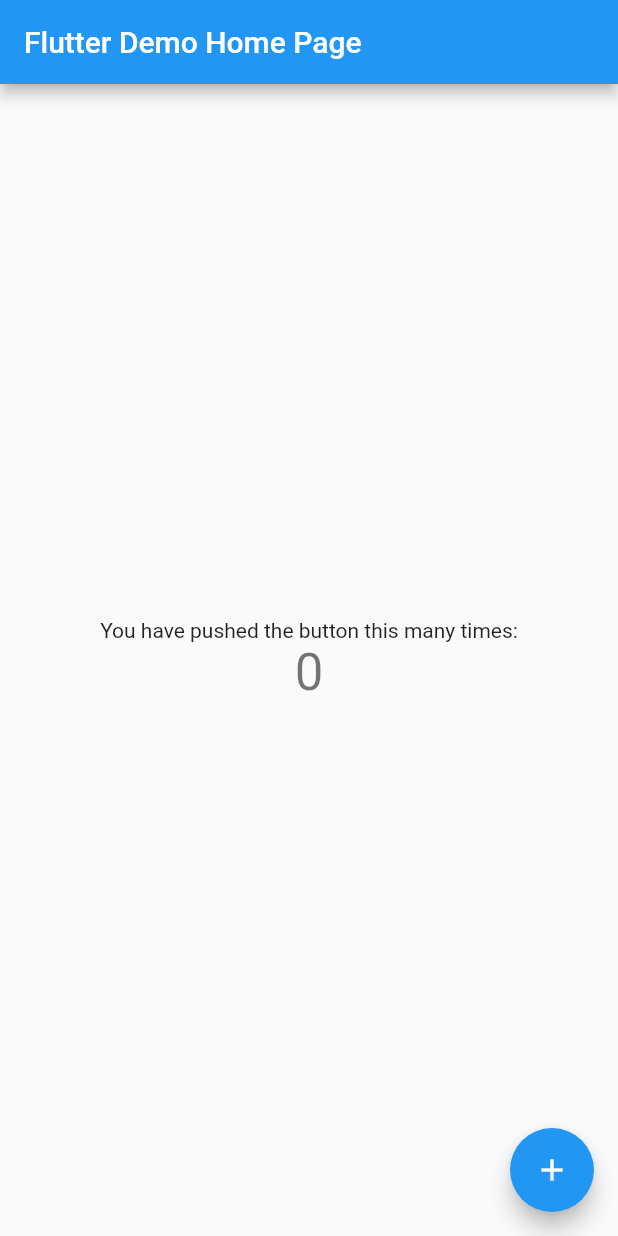
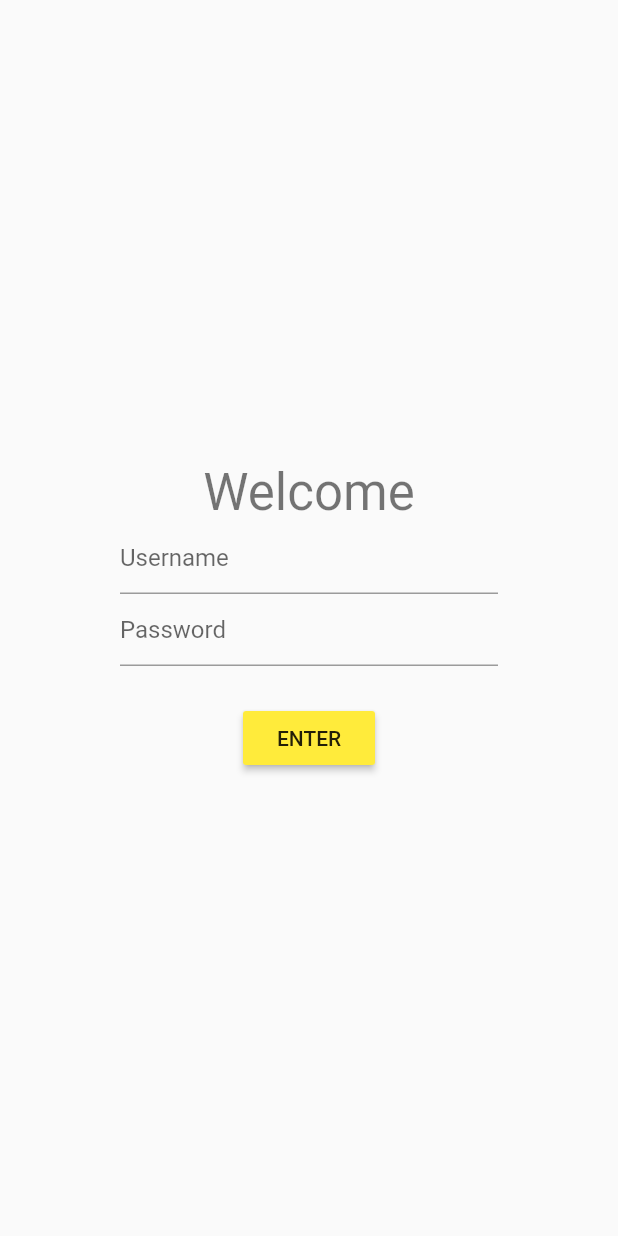
Before and after one commit to JosielFaleiros/cart-provider-app-flutter, a Flutter app: the screen it shows after launch, on a phone screen of 412 x 824 dp. Run offline on Flutter 3.47's test engine with Material 2 defaults, Android fonts, the phone set to English and light mode, and no system bars.

Commit message:
listing items|adding to cart, state management with provider

```diff
--- a/lib/main.dart
+++ b/lib/main.dart
@@ -1,4 +1,11 @@
+import 'package:cart_app/screens/MyCart.dart';
+import 'package:cart_app/screens/MyCatalog.dart';
+import 'package:cart_app/screens/MyLogin.dart';
 import 'package:flutter/material.dart';
+import 'package:provider/provider.dart';
+
+import 'models/CartModel.dart';
+import 'models/CatalogModel.dart';
 
 void main() => runApp(MyApp());
 
@@ -6,106 +13,28 @@ class MyApp extends StatelessWidget {
   // This widget is the root of your application.
   @override
   Widget build(BuildContext context) {
-    return MaterialApp(
-      title: 'Flutter Demo',
-      theme: ThemeData(
-        // This is the theme of your application.
-        //
-        // Try running your application with "flutter run". You'll see the
-        // application has a blue toolbar. Then, without quitting the app, try
-        // changing the primarySwatch below to Colors.green and then invoke
-        // "hot reload" (press "r" in the console where you ran "flutter run",
-        // or simply save your changes to "hot reload" in a Flutter IDE).
-        // Notice that the counter didn't reset back to zero; the application
-        // is not restarted.
-        primarySwatch: Colors.blue,
+    return MultiProvider(
+      providers: [
+        Provider(create: (context) => CatalogModel()),
+        ChangeNotifierProxyProvider<CatalogModel, CartModel>(
+          create: (context) => CartModel(),
+          update: (context, catalog, cart) {
+            print('ChangeNotifierProxyProvider<CatalogModel, CartModel> .update()');
+            cart.catalog = catalog;
+            return cart;
+          },
+        )
+      ],
+      child: MaterialApp(
+        title: 'Cart with provider',
+        theme: ThemeData(),
+        initialRoute: '/',
+        routes: {
+          '/': (context) => MyLogin(),
+          '/catalog': (context) => MyCatalog(),
+          '/cart': (context) => MyCart(),
+        },
       ),
-      home: MyHomePage(title: 'Flutter Demo Home Page'),
     );
   }
 }
-
-class MyHomePage extends StatefulWidget {
-  MyHomePage({Key key, this.title}) : super(key: key);
-
-  // This widget is the home page of your application. It is stateful, meaning
-  // that it has a State object (defined below) that contains fields that affect
-  // how it looks.
-
-  // This class is the configuration for the state. It holds the values (in this
-  // case the title) provided by the parent (in this case the App widget) and
-  // used by the build method of the State. Fields in a Widget subclass are
-  // always marked "final".
-
-  final String title;
-
-  @override
-  _MyHomePageState createState() => _MyHomePageState();
-}
-
-class _MyHomePageState extends State<MyHomePage> {
-  int _counter = 0;
-
-  void _incrementCounter() {
-    setState(() {
-      // This call to setState tells the Flutter framework that something has
-      // changed in this State, which causes it to rerun the build method below
-      // so that the display can reflect the updated values. If we changed
-      // _counter without calling setState(), then the build method would not be
-      // called again, and so nothing would appear to happen.
-      _counter++;
-    });
-  }
-
-  @override
-  Widget build(BuildContext context) {
-    // This method is rerun every time setState is called, for instance as done
-    // by the _incrementCounter method above.
-    //
-    // The Flutter framework has been optimized to make rerunning build methods
-    // fast, so that you can just rebuild anything that needs updating rather
-    // than having to individually change instances of widgets.
-    return Scaffold(
-      appBar: AppBar(
-        // Here we take the value from the MyHomePage object that was created by
-        // the App.build method, and use it to set our appbar title.
-        title: Text(widget.title),
-      ),
-      body: Center(
-        // Center is a layout widget. It takes a single child and positions it
-        // in the middle of the parent.
-        child: Column(
-          // Column is also a layout widget. It takes a list of children and
-          // arranges them vertically. By default, it sizes itself to fit its
-          // children horizontally, and tries to be as tall as its parent.
-          //
-          // Invoke "debug painting" (press "p" in the console, choose the
-          // "Toggle Debug Paint" action from the Flutter Inspector in Android
-          // Studio, or the "Toggle Debug Paint" command in Visual Studio Code)
-          // to see the wireframe for each widget.
-          //
-          // Column has various properties to control how it sizes itself and
-          // how it positions its children. Here we use mainAxisAlignment to
-          // center the children vertically; the main axis here is the vertical
-          // axis because Columns are vertical (the cross axis would be
-          // horizontal).
-          mainAxisAlignment: MainAxisAlignment.center,
-          children: <Widget>[
-            Text(
-              'You have pushed the button this many times:',
-            ),
-            Text(
-              '$_counter',
-              style: Theme.of(context).textTheme.display1,
-            ),
-          ],
-        ),
-      ),
-      floatingActionButton: FloatingActionButton(
-        onPressed: _incrementCounter,
-        tooltip: 'Increment',
-        child: Icon(Icons.add),
-      ), // This trailing comma makes auto-formatting nicer for build methods.
-    );
-  }
-}
--- /dev/null
+++ b/lib/models/CartModel.dart
@@ -0,0 +1,39 @@
+import 'package:flutter/foundation.dart';
+import 'CatalogModel.dart';
+
+class CartModel extends ChangeNotifier {
+  /// the private field backing [catalog].
+  CatalogModel _catalog;
+
+  /// Internal, private state of the cart. Stores the ids of each item.
+  final List<int> _itemIds = [];
+
+  /// The current catalog. Used to construct items from numeric ids.
+  CatalogModel get catalog => _catalog;
+
+  set catalog(CatalogModel newCatalog) {
+    assert(newCatalog != null);
+    assert(_itemIds.every((id) => newCatalog.getById(id) != null),
+        'The catalog $newCatalog does not have one of $_itemIds in it.'
+    );
+    _catalog = newCatalog;
+    // Notify listeners, in case the new catalog provides information
+    // different from the previous one. For example, availability of an item
+    // might have changed.
+    notifyListeners();
+  }
+
+  /// List of items in the cart.
+  List<Item> get items => _itemIds.map((id) => _catalog.getById(id)).toList();
+
+  /// The current total price of all items.
+  int get totalPrice => items.fold(0, (total, current) => total + current.price);
+
+  /// Adds [item] to cart. This is the only way to modify the cart from outside.
+  void add(Item item) {
+    _itemIds.add(item.id);
+    // This line tells [Model] that it should rebuild the widgets that
+    // depends on it.
+    notifyListeners();
+  }
+}
--- /dev/null
+++ b/lib/models/CatalogModel.dart
@@ -0,0 +1,44 @@
+import 'package:flutter/cupertino.dart';
+import 'package:flutter/material.dart';
+
+class CatalogModel {
+  static const _itemNames = [
+    'Code Smell',
+    'Control Flow',
+    'Interpreter',
+    'Recursion',
+    'Sprint',
+    'Heisenbug',
+    'Spaghetti',
+    'Hydra Code',
+    'Off-By-One',
+    'Scope',
+    'Callback',
+    'Closure',
+    'Automata',
+    'Bit Shift',
+    'Currying'
+  ];
+
+  Item getById(int id) => Item(id, _itemNames[id % _itemNames.length]);
+
+  Item getByPosition(int position) {
+    return getById(position);
+  }
+}
+
+@immutable
+class Item {
+  final int id;
+  final String name;
+  final Color color;
+  final int price = 42;
+
+  Item(this.id, this.name): color = Colors.primaries[id % Colors.primaries.length];
+
+  @override
+  int get hashCode => id;
+
+  @override
+  bool operator ==(Object other) => other is Item &&  other.id == id;
+}
--- /dev/null
+++ b/lib/screens/MyLogin.dart
@@ -0,0 +1,41 @@
+import 'package:flutter/cupertino.dart';
+import 'package:flutter/material.dart';
+
+class MyLogin extends StatelessWidget {
+  @override
+  Widget build(BuildContext context) {
+    return Scaffold(
+      body: Center(
+        child: Container(
+          padding: EdgeInsets.all(80.0),
+          child: Column(
+            mainAxisAlignment: MainAxisAlignment.center,
+            children: [
+              Text(
+                'Welcome',
+                style: Theme.of(context).textTheme.display1,
+              ),
+              TextFormField(
+                decoration: InputDecoration(
+                  hintText: 'Username'
+                ),
+              ),
+              TextFormField(
+                decoration: InputDecoration(
+                  hintText: 'Password'
+                ),
+                obscureText: true
+              ),
+              SizedBox(height: 24),
+              RaisedButton(
+                color: Colors.yellow,
+                child: Text('ENTER'),
+                onPressed: () => Navigator.pushReplacementNamed(context, '/catalog'),
+              )
+            ],
+          ),
+        ),
+      ),
+    );
+  }
+}
```
Also changed, not shown: lib/screens/MyCart.dart (added, +79 -0 lines), lib/screens/MyCatalog.dart (added, +92 -0 lines).
